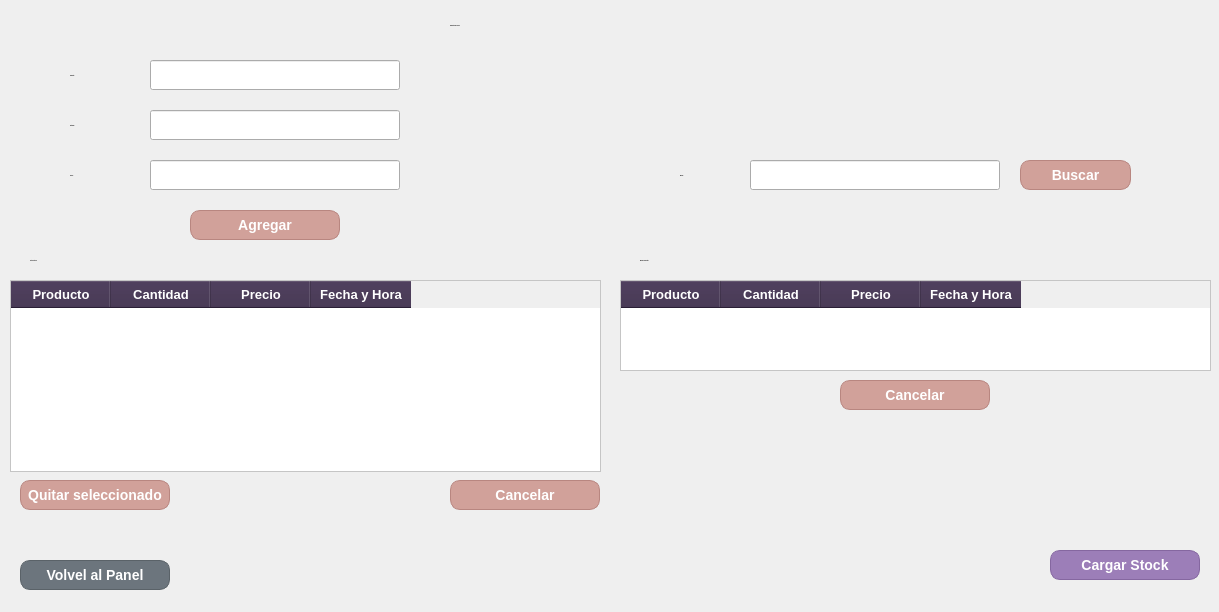
Above: gui/gestion_stock.ui from UTN-BDA-2026/repositorio-grupo-BCCG before the change. Below: the same form after it.
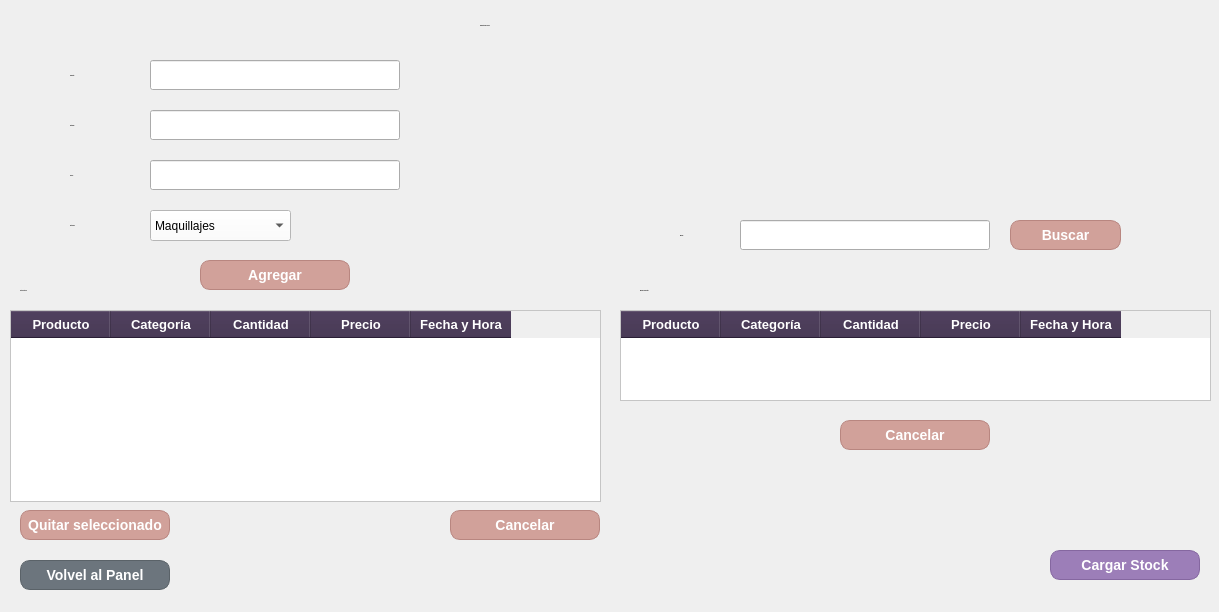
That is the form after the change.

Commit message: implemente poder seleccionar categorias a los productos cuando se cargan al stock

Diff of the .ui file:
```diff
--- a/gui/gestion_stock.ui
+++ b/gui/gestion_stock.ui
@@ -92,7 +92,7 @@
   <widget class="QLabel" name="label">
    <property name="geometry">
     <rect>
-     <x>450</x>
+     <x>480</x>
      <y>10</y>
      <width>221</width>
      <height>31</height>
@@ -182,8 +182,8 @@
   <widget class="QPushButton" name="btnAgregar">
    <property name="geometry">
     <rect>
-     <x>190</x>
-     <y>210</y>
+     <x>200</x>
+     <y>260</y>
      <width>150</width>
      <height>30</height>
     </rect>
@@ -247,8 +247,8 @@
   <widget class="QLabel" name="label_5">
    <property name="geometry">
     <rect>
-     <x>30</x>
-     <y>250</y>
+     <x>20</x>
+     <y>280</y>
      <width>141</width>
      <height>21</height>
     </rect>
@@ -268,7 +268,7 @@
    <property name="geometry">
     <rect>
      <x>10</x>
-     <y>280</y>
+     <y>310</y>
      <width>591</width>
      <height>192</height>
     </rect>
@@ -293,6 +293,11 @@
      <string>Producto</string>
     </property>
    </column>
+   <column>
+    <property name="text">
+     <string>Categoría</string>
+    </property>
+   </column>
    <column>
     <property name="text">
      <string>Cantidad</string>
@@ -364,7 +369,7 @@
    <property name="geometry">
     <rect>
      <x>450</x>
-     <y>480</y>
+     <y>510</y>
      <width>150</width>
      <height>30</height>
     </rect>
@@ -395,7 +400,7 @@
    <property name="geometry">
     <rect>
      <x>20</x>
-     <y>480</y>
+     <y>510</y>
      <width>150</width>
      <height>30</height>
     </rect>
@@ -425,8 +430,8 @@
   <widget class="QLineEdit" name="txtProducto_2">
    <property name="geometry">
     <rect>
-     <x>750</x>
-     <y>160</y>
+     <x>740</x>
+     <y>220</y>
      <width>250</width>
      <height>30</height>
     </rect>
@@ -436,7 +441,7 @@
    <property name="geometry">
     <rect>
      <x>680</x>
-     <y>160</y>
+     <y>220</y>
      <width>61</width>
      <height>31</height>
     </rect>
@@ -455,8 +460,8 @@
   <widget class="QPushButton" name="btnBuscar">
    <property name="geometry">
     <rect>
-     <x>1020</x>
-     <y>160</y>
+     <x>1010</x>
+     <y>220</y>
      <width>111</width>
      <height>30</height>
     </rect>
@@ -487,7 +492,7 @@
    <property name="geometry">
     <rect>
      <x>620</x>
-     <y>280</y>
+     <y>310</y>
      <width>591</width>
      <height>91</height>
     </rect>
@@ -512,6 +517,11 @@
      <string>Producto</string>
     </property>
    </column>
+   <column>
+    <property name="text">
+     <string>Categoría</string>
+    </property>
+   </column>
    <column>
     <property name="text">
      <string>Cantidad</string>
@@ -532,7 +542,7 @@
    <property name="geometry">
     <rect>
      <x>840</x>
-     <y>380</y>
+     <y>420</y>
      <width>150</width>
      <height>30</height>
     </rect>
@@ -563,7 +573,7 @@
    <property name="geometry">
     <rect>
      <x>640</x>
-     <y>250</y>
+     <y>280</y>
      <width>141</width>
      <height>21</height>
     </rect>
@@ -579,6 +589,69 @@
     <string>Buscar Productos:</string>
    </property>
   </widget>
+  <widget class="QComboBox" name="combo_categoria">
+   <property name="geometry">
+    <rect>
+     <x>150</x>
+     <y>210</y>
+     <width>141</width>
+     <height>31</height>
+    </rect>
+   </property>
+   <property name="styleSheet">
+    <string notr="true">QComboBox {
+    color: black;
+    background-color: white;
+}
+
+QComboBox QAbstractItemView {
+    color: black;
+    background-color: white;
+    selection-background-color: #3498db;
+}
+</string>
+   </property>
+   <item>
+    <property name="text">
+     <string>Maquillajes</string>
+    </property>
+   </item>
+   <item>
+    <property name="text">
+     <string>Cosméticos</string>
+    </property>
+   </item>
+   <item>
+    <property name="text">
+     <string>Accesorios</string>
+    </property>
+   </item>
+   <item>
+    <property name="text">
+     <string>Perfumería</string>
+    </property>
+   </item>
+  </widget>
+  <widget class="QLabel" name="label_8">
+   <property name="geometry">
+    <rect>
+     <x>70</x>
+     <y>210</y>
+     <width>71</width>
+     <height>31</height>
+    </rect>
+   </property>
+   <property name="font">
+    <font>
+     <pointsize>-1</pointsize>
+     <weight>75</weight>
+     <bold>true</bold>
+    </font>
+   </property>
+   <property name="text">
+    <string>Categoria:</string>
+   </property>
+  </widget>
  </widget>
  <resources/>
  <connections/>
```
The commit also changes 1 other file.
